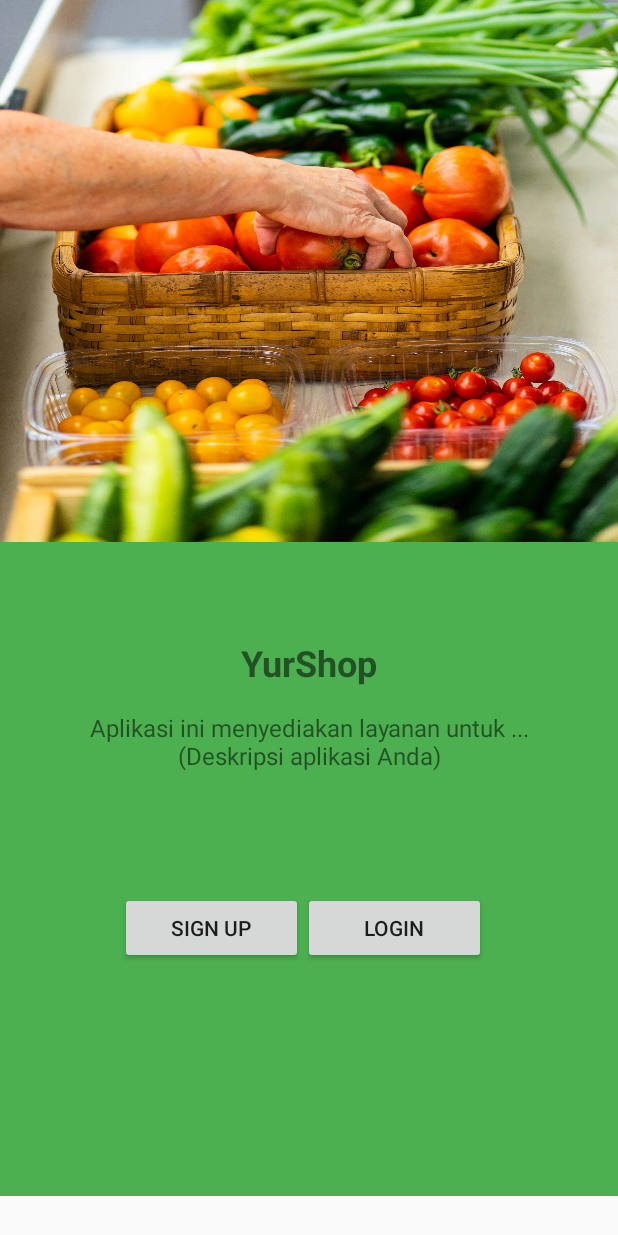
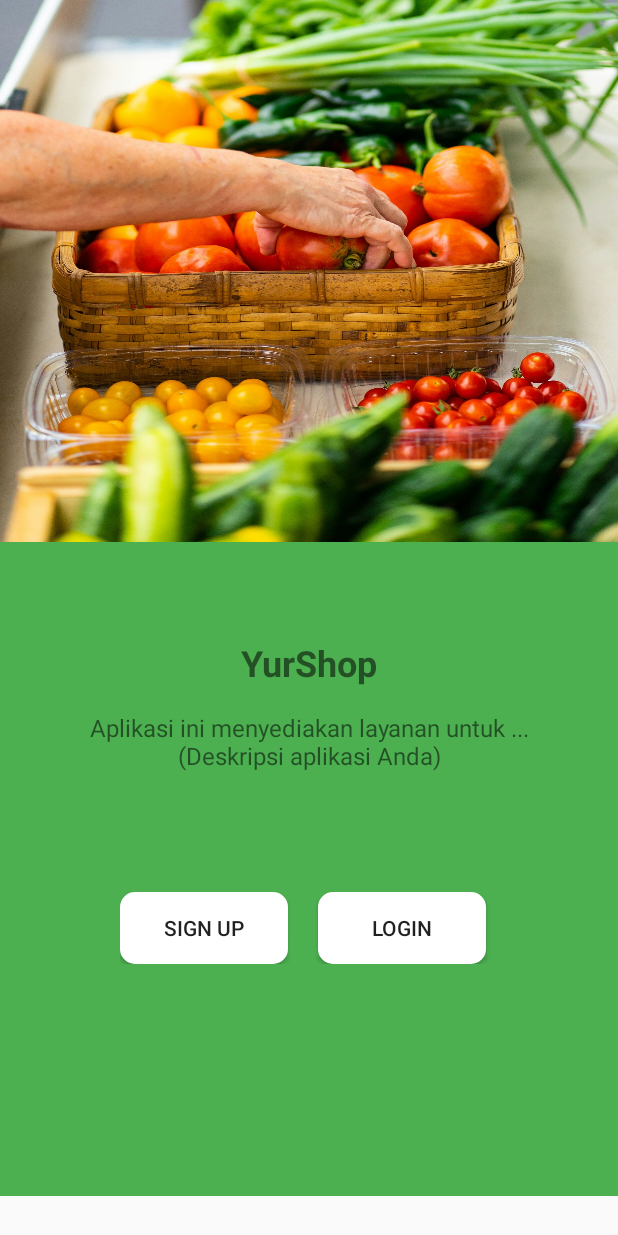
Before and after one commit to AdamJoestar/yurshop, an Android app built with Jetpack Compose: the OnboardingActivity screen opened directly, with no data from a screen before it, on a phone screen of 412 x 824 dp. Run offline under Robolectric (Android 15) with nearby library versions, the phone set to English and light mode, and no system bars.

Commit message:
hari selasa

```diff
--- /dev/null
+++ b/app/src/main/res/drawable/rounded_button.xml
@@ -0,0 +1,5 @@
+<?xml version="1.0" encoding="utf-8"?>
+<shape xmlns:android="http://schemas.android.com/apk/res/android">
+    <solid android:color="@color/white" />
+    <corners android:radius="10dp" />
+</shape>
--- a/app/src/main/res/layout/activity_onboarding.xml
+++ b/app/src/main/res/layout/activity_onboarding.xml
@@ -53,7 +53,9 @@
                 android:layout_width="0dp"
                 android:layout_height="wrap_content"
                 android:layout_weight="1"
-                android:text="Sign Up" />
+                android:text="Sign Up"
+                android:background="@drawable/rounded_button"
+                android:layout_marginRight="20dp"/>
 
             <Button
                 android:id="@+id/btnLogin"
@@ -61,7 +63,8 @@
                 android:layout_height="wrap_content"
                 android:layout_marginEnd="8dp"
                 android:layout_weight="1"
-                android:text="Login" />
+                android:text="Login"
+                android:background="@drawable/rounded_button"/>
 
 
 
```
